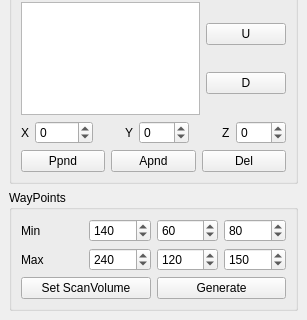
This is basestation/controlwidget.ui in wpfhtl/octocopter as Qt 5 draws it before an edit; both pictures show x 0 to 307 and y 585 to 905 of the 307 by 905 pixel window. The edited form follows.
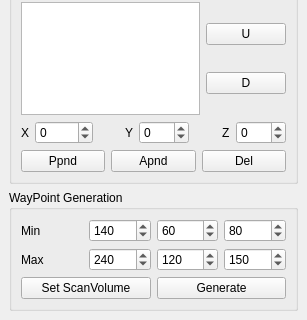
This is the edited form.

```diff
--- a/basestation/controlwidget.ui
+++ b/basestation/controlwidget.ui
@@ -765,7 +765,7 @@
     <item>
      <widget class="QGroupBox" name="groupBox_6">
       <property name="title">
-       <string>WayPoints</string>
+       <string>WayPoint Generation</string>
       </property>
       <layout class="QVBoxLayout" name="verticalLayout_4">
        <item>
```
Left out of the diff: 3 changed lines with no effect on the pictures.
